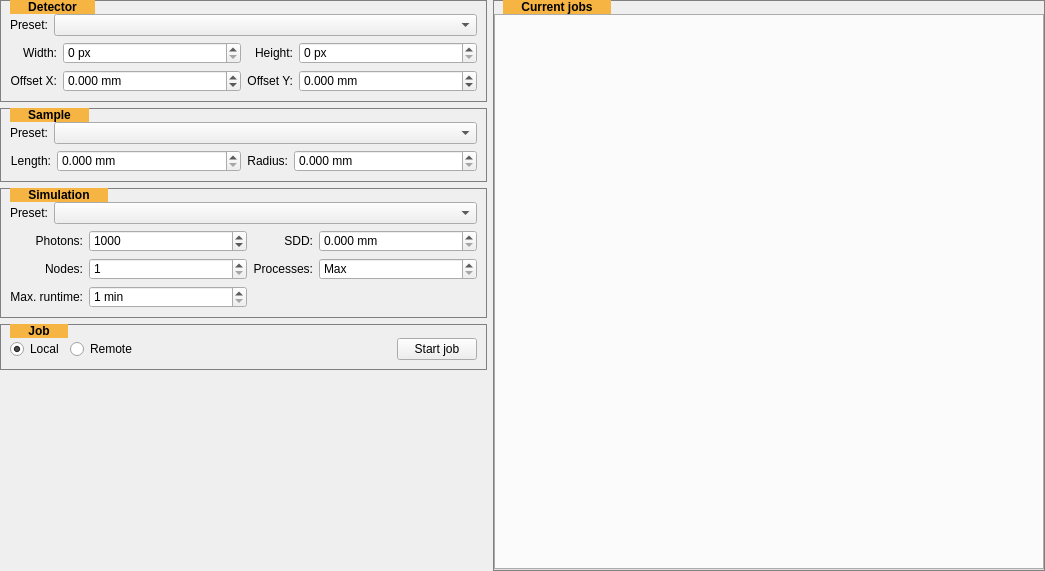
Qt form gui/mainTemplate.ui (jozef-p021/AbsCor) before a commit.
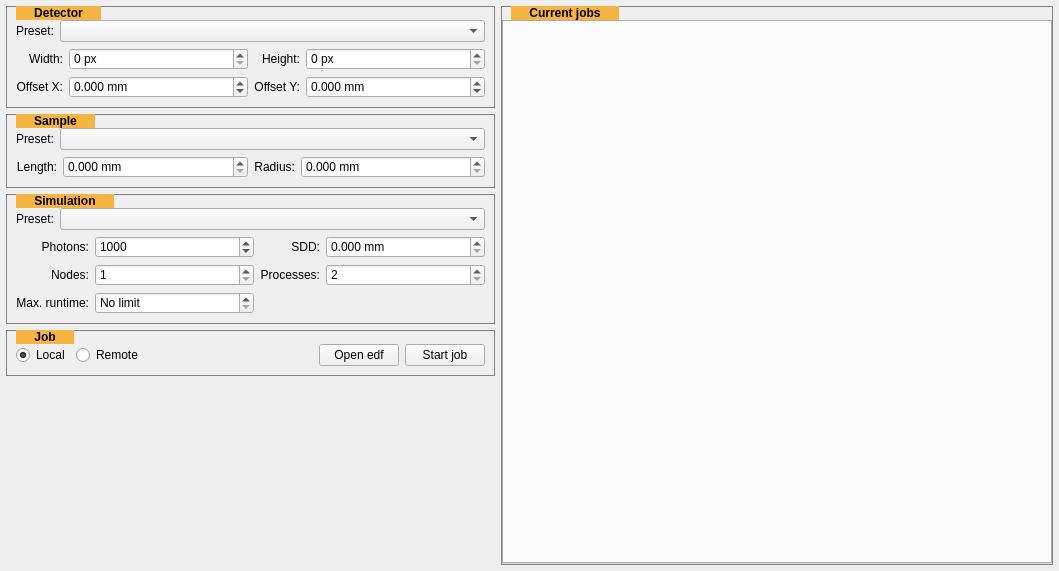
The same form after that commit. Icons and pictures are not drawn.

What changed in the file:
```diff
--- a/gui/mainTemplate.ui
+++ b/gui/mainTemplate.ui
@@ -6,7 +6,7 @@
    <rect>
     <x>0</x>
     <y>0</y>
-    <width>1045</width>
+    <width>1059</width>
     <height>571</height>
    </rect>
   </property>
@@ -15,7 +15,7 @@
   </property>
   <layout class="QGridLayout" name="gridLayout">
    <property name="margin">
-    <number>0</number>
+    <number>6</number>
    </property>
    <property name="spacing">
     <number>6</number>
@@ -405,16 +405,19 @@
            </sizepolicy>
           </property>
           <property name="specialValueText">
-           <string>Max</string>
+           <string/>
           </property>
           <property name="suffix">
            <string/>
           </property>
+          <property name="minimum">
+           <number>2</number>
+          </property>
           <property name="maximum">
            <number>999999999</number>
           </property>
           <property name="value">
-           <number>0</number>
+           <number>2</number>
           </property>
          </widget>
         </item>
@@ -477,15 +480,21 @@
             <verstretch>0</verstretch>
            </sizepolicy>
           </property>
+          <property name="specialValueText">
+           <string>No limit</string>
+          </property>
           <property name="suffix">
            <string> min</string>
           </property>
           <property name="minimum">
-           <number>1</number>
+           <number>0</number>
           </property>
           <property name="maximum">
            <number>999999999</number>
           </property>
+          <property name="value">
+           <number>0</number>
+          </property>
          </widget>
         </item>
        </layout>
@@ -579,6 +588,20 @@
         </property>
        </widget>
       </item>
+      <item row="0" column="3">
+       <widget class="QPushButton" name="openEdfButton">
+        <property name="toolTip">
+         <string>Open edf file from local disk</string>
+        </property>
+        <property name="text">
+         <string>Open edf</string>
+        </property>
+        <property name="icon">
+         <iconset resource="../resources/resources.qrc">
+          <normaloff>:/icons/open-folder.png</normaloff>:/icons/open-folder.png</iconset>
+        </property>
+       </widget>
+      </item>
      </layout>
     </widget>
    </item>
@@ -592,7 +615,7 @@
      </property>
      <property name="minimumSize">
       <size>
-       <width>550</width>
+       <width>552</width>
        <height>500</height>
       </size>
      </property>
```
Left out of the diff: 34 changed lines with no effect on the pictures.
